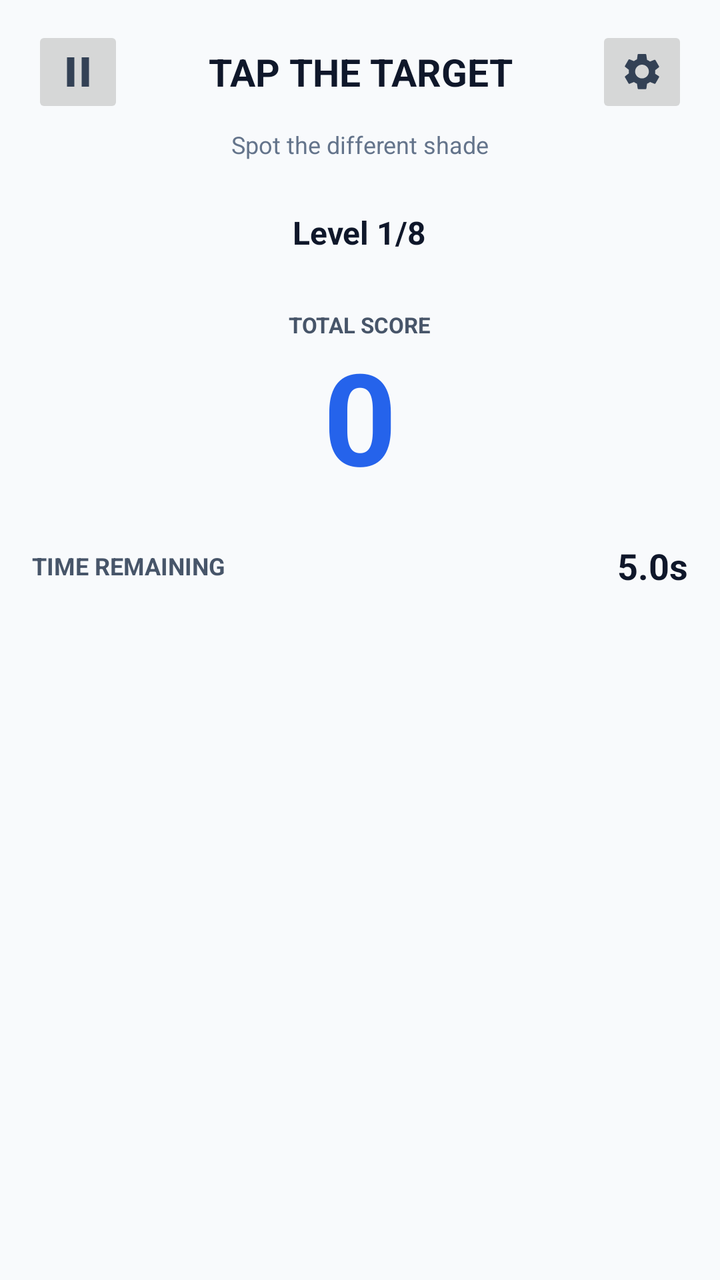
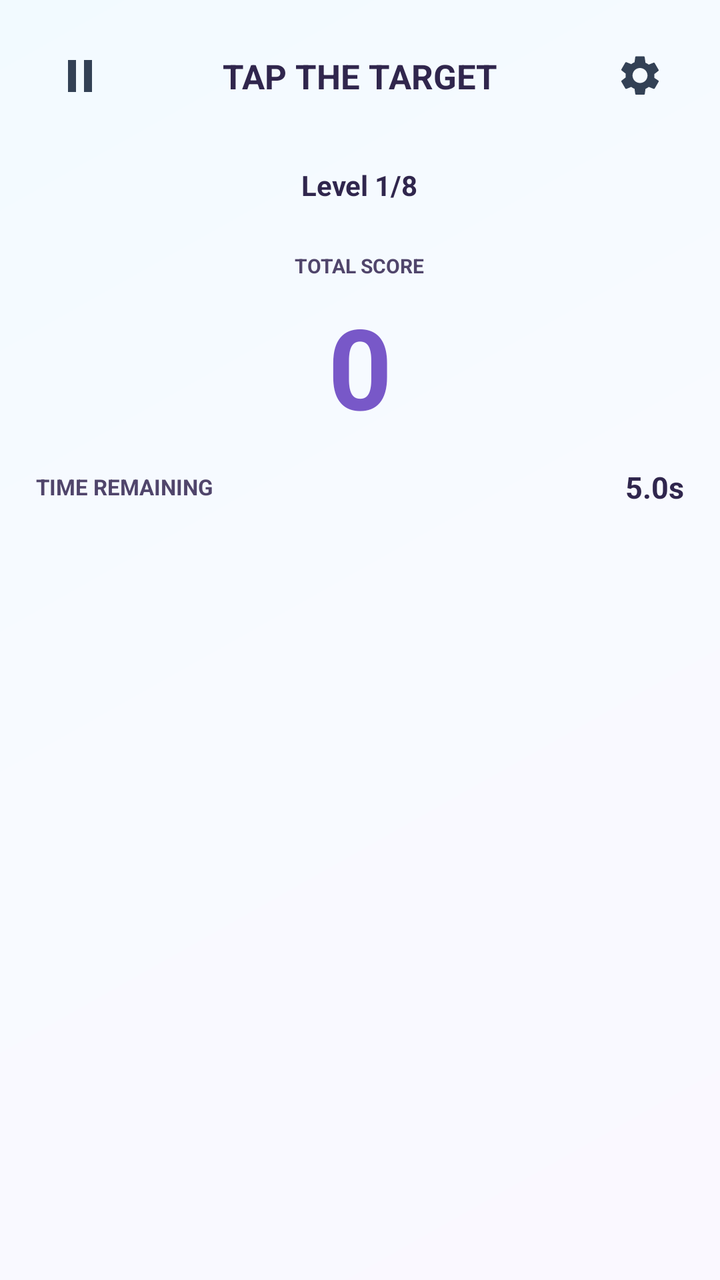

Screens rendered from an Android XML layout before and after an edit, with the pre-edit source and the edit as a unified diff.
<!-- AndroidManifest.xml: application theme Theme.P1Kang_Kah_Yi2302786 -->
<!-- res/layout/activity_main.xml -->
<?xml version="1.0" encoding="utf-8"?>
<FrameLayout xmlns:android="http://schemas.android.com/apk/res/android"
    android:layout_width="match_parent"
    android:layout_height="match_parent"
    android:background="#F8FAFC">

    <LinearLayout
        android:layout_width="match_parent"
        android:layout_height="match_parent"
        android:orientation="vertical"
        android:paddingLeft="16dp"
        android:paddingTop="12dp"
        android:paddingRight="16dp"
        android:paddingBottom="12dp">

        
        <LinearLayout
            android:layout_width="match_parent"
            android:layout_height="48dp"
            android:orientation="horizontal"
            android:gravity="center_vertical">

            <ImageButton
                android:id="@+id/pauseButton"
                android:layout_width="46dp"
                android:layout_height="46dp"
                android:contentDescription="Pause game"
                android:src="@drawable/ic_pause"
                android:scaleType="centerInside" />

            <TextView
                android:layout_width="0dp"
                android:layout_height="wrap_content"
                android:layout_weight="1"
                android:gravity="center"
                android:text="TAP THE TARGET"
                android:textColor="#0F172A"
                android:textSize="19sp"
                android:textStyle="bold" />

            <ImageButton
                android:id="@+id/settingsButton"
                android:layout_width="46dp"
                android:layout_height="46dp"
                android:contentDescription="Game settings"
                android:src="@drawable/ic_settings"
                android:scaleType="centerInside" />
        </LinearLayout>

        <TextView
            android:layout_width="match_parent"
            android:layout_height="wrap_content"
            android:layout_marginTop="4dp"
            android:gravity="center"
            android:text="Spot the different shade"
            android:textColor="#64748B"
            android:textSize="12sp" />

        
        <TextView
            android:id="@+id/levelText"
            android:layout_width="wrap_content"
            android:layout_height="wrap_content"
            android:layout_gravity="center_horizontal"
            android:layout_marginTop="18dp"
            android:paddingLeft="20dp"
            android:paddingTop="7dp"
            android:paddingRight="20dp"
            android:paddingBottom="7dp"
            android:gravity="center"
            android:text="Level 1/8"
            android:textColor="#0F172A"
            android:textSize="16sp"
            android:textStyle="bold" />

        
        <TextView
            android:id="@+id/scoreLabel"
            android:layout_width="wrap_content"
            android:layout_height="wrap_content"
            android:layout_gravity="center_horizontal"
            android:layout_marginTop="17dp"
            android:paddingLeft="12dp"
            android:paddingTop="4dp"
            android:paddingRight="12dp"
            android:paddingBottom="4dp"
            android:gravity="center"
            android:text="TOTAL SCORE"
            android:textColor="#475569"
            android:textSize="11sp"
            android:textStyle="bold" />

        <TextView
            android:id="@+id/scoreText"
            android:layout_width="match_parent"
            android:layout_height="wrap_content"
            android:gravity="center"
            android:includeFontPadding="false"
            android:text="0"
            android:textColor="#2563EB"
            android:textSize="64sp"
            android:textStyle="bold" />

        
        <LinearLayout
            android:layout_width="match_parent"
            android:layout_height="wrap_content"
            android:layout_marginTop="22dp"
            android:gravity="center_vertical"
            android:orientation="horizontal">

            <TextView
                android:layout_width="0dp"
                android:layout_height="wrap_content"
                android:layout_weight="1"
                android:text="TIME REMAINING"
                android:textColor="#475569"
                android:textSize="12sp"
                android:textStyle="bold" />

            <TextView
                android:id="@+id/timerText"
                android:layout_width="wrap_content"
                android:layout_height="wrap_content"
                android:text="5.0s"
                android:textColor="#0F172A"
                android:textSize="18sp"
                android:textStyle="bold" />
        </LinearLayout>

        <FrameLayout
            android:id="@+id/timerTrack"
            android:layout_width="match_parent"
            android:layout_height="12dp"
            android:layout_marginTop="8dp">

            <View
                android:id="@+id/timerFill"
                android:layout_width="match_parent"
                android:layout_height="match_parent" />
        </FrameLayout>

        
        
        <FrameLayout
            android:id="@+id/boardContainer"
            android:layout_width="match_parent"
            android:layout_height="0dp"
            android:layout_marginTop="16dp"
            android:layout_weight="1">

            <GridLayout
                android:id="@+id/gameGrid"
                android:layout_width="wrap_content"
                android:layout_height="wrap_content"
                android:layout_gravity="center"
                android:alignmentMode="alignMargins"
                android:useDefaultMargins="false" />
        </FrameLayout>
    </LinearLayout>

    
    
    <FrameLayout
        android:id="@+id/introOverlay"
        android:layout_width="match_parent"
        android:layout_height="match_parent"
        android:background="#99F8FAFC"
        android:visibility="gone"
        android:clickable="true"
        android:focusable="true">

        <LinearLayout
            android:layout_width="match_parent"
            android:layout_height="wrap_content"
            android:layout_gravity="center"
            android:gravity="center"
            android:orientation="vertical"
            android:padding="24dp">

            <TextView
                android:id="@+id/introTitle"
                android:layout_width="match_parent"
                android:layout_height="wrap_content"
                android:gravity="center"
                android:text="ARE YOU READY!"
                android:textColor="#0F172A"
                android:textSize="25sp"
                android:textStyle="bold" />

            <TextView
                android:id="@+id/introNumber"
                android:layout_width="match_parent"
                android:layout_height="150dp"
                android:gravity="center"
                android:text="READY"
                android:textColor="#2563EB"
                android:textSize="66sp"
                android:textStyle="bold" />

            <TextView
                android:id="@+id/introHint"
                android:layout_width="match_parent"
                android:layout_height="wrap_content"
                android:gravity="center"
                android:text="Find the tile with a different shade."
                android:textColor="#64748B"
                android:textSize="15sp" />
        </LinearLayout>
    </FrameLayout>
</FrameLayout>
<!-- resources referenced by this layout -->
<resources>
  <!-- drawable ic_pause (drawable) -->
  <?xml version="1.0" encoding="utf-8"?>
  <vector xmlns:android="http://schemas.android.com/apk/res/android"
      android:width="24dp"
      android:height="24dp"
      android:viewportWidth="24"
      android:viewportHeight="24">
      <path android:fillColor="#334155"
          android:pathData="M6,4h4v16H6zM14,4h4v16h-4z" />
  </vector>
  <!-- drawable ic_settings (drawable) -->
  <?xml version="1.0" encoding="utf-8"?>
  <vector xmlns:android="http://schemas.android.com/apk/res/android"
      android:width="24dp"
      android:height="24dp"
      android:viewportWidth="24"
      android:viewportHeight="24">
      <path android:fillColor="#334155"
          android:pathData="M19.14,12.94c0.04,-0.3 0.06,-0.61 0.06,-0.94s-0.02,-0.64 -0.07,-0.94l2.03,-1.58c0.18,-0.14 0.23,-0.4 0.12,-0.6l-1.92,-3.32c-0.12,-0.21 -0.37,-0.29 -0.59,-0.22l-2.39,0.96c-0.5,-0.38 -1.04,-0.7 -1.65,-0.94l-0.36,-2.54C14.34,2.34 14.13,2.16 13.9,2.16h-3.8c-0.23,0 -0.44,0.18 -0.48,0.42L9.26,5.12c-0.61,0.24 -1.16,0.56 -1.65,0.94l-2.39,-0.96c-0.22,-0.08 -0.47,0.01 -0.59,0.22L2.71,8.64c-0.12,0.2 -0.07,0.46 0.12,0.6l2.03,1.58C4.82,11.12 4.8,11.43 4.8,11.76s0.02,0.64 0.07,0.94l-2.03,1.58c-0.19,0.14 -0.24,0.4 -0.12,0.6l1.92,3.32c0.12,0.21 0.37,0.29 0.59,0.22l2.39,-0.96c0.5,0.38 1.04,0.7 1.65,0.94l0.36,2.54c0.04,0.24 0.25,0.42 0.48,0.42h3.8c0.23,0 0.44,-0.18 0.48,-0.42l0.36,-2.54c0.61,-0.24 1.16,-0.56 1.65,-0.94l2.39,0.96c0.22,0.08 0.47,-0.01 0.59,-0.22l1.92,-3.32c0.12,-0.2 0.07,-0.46 -0.12,-0.6zM12,15.5c-2.07,0 -3.75,-1.68 -3.75,-3.75S9.93,8 12,8s3.75,1.68 3.75,3.75S14.07,15.5 12,15.5z" />
  </vector>
  <style name="Theme.P1Kang_Kah_Yi2302786" parent="Base.Theme.P1Kang_Kah_Yi2302786" />
  <style name="Base.Theme.P1Kang_Kah_Yi2302786" parent="Theme.Material3.DayNight.NoActionBar">
          
          
      </style>
</resources>

<!-- the commit's change to res/layout/activity_main.xml (unified diff, before → after) -->
@@ -2,31 +2,31 @@
 <FrameLayout xmlns:android="http://schemas.android.com/apk/res/android"
     android:layout_width="match_parent"
     android:layout_height="match_parent"
-    android:background="#F8FAFC">
+    android:background="@drawable/bg_game_gradient">
 
+    
     <LinearLayout
         android:layout_width="match_parent"
         android:layout_height="match_parent"
         android:orientation="vertical"
-        android:paddingLeft="16dp"
+        android:paddingStart="18dp"
+        android:paddingEnd="18dp"
         android:paddingTop="12dp"
-        android:paddingRight="16dp"
-        android:paddingBottom="12dp">
+        android:paddingBottom="14dp">
 
-        
         <LinearLayout
             android:layout_width="match_parent"
-            android:layout_height="48dp"
+            android:layout_height="52dp"
             android:orientation="horizontal"
             android:gravity="center_vertical">
 
             <ImageButton
                 android:id="@+id/pauseButton"
-                android:layout_width="46dp"
-                android:layout_height="46dp"
+                android:layout_width="44dp"
+                android:layout_height="44dp"
+                android:src="@drawable/ic_pause"
                 android:contentDescription="Pause game"
-                android:src="@drawable/ic_pause"
-                android:scaleType="centerInside" />
+                android:background="@android:color/transparent" />
 
             <TextView
                 android:layout_width="0dp"
@@ -34,27 +34,18 @@
                 android:layout_weight="1"
                 android:gravity="center"
                 android:text="TAP THE TARGET"
-                android:textColor="#0F172A"
-                android:textSize="19sp"
-                android:textStyle="bold" />
+                android:textSize="17sp"
+                android:textStyle="bold"
+                android:textColor="#30264D" />
 
             <ImageButton
                 android:id="@+id/settingsButton"
-                android:layout_width="46dp"
-                android:layout_height="46dp"
+                android:layout_width="44dp"
+                android:layout_height="44dp"
+                android:src="@drawable/ic_settings"
                 android:contentDescription="Game settings"
-                android:src="@drawable/ic_settings"
-                android:scaleType="centerInside" />
+                android:background="@android:color/transparent" />
         </LinearLayout>
-
-        <TextView
-            android:layout_width="match_parent"
-            android:layout_height="wrap_content"
-            android:layout_marginTop="4dp"
-            android:gravity="center"
-            android:text="Spot the different shade"
-            android:textColor="#64748B"
-            android:textSize="12sp" />
 
         
         <TextView
@@ -62,77 +53,73 @@
             android:layout_width="wrap_content"
             android:layout_height="wrap_content"
             android:layout_gravity="center_horizontal"
-            android:layout_marginTop="18dp"
-            android:paddingLeft="20dp"
+            android:layout_marginTop="12dp"
+            android:paddingStart="19dp"
+            android:paddingEnd="19dp"
             android:paddingTop="7dp"
-            android:paddingRight="20dp"
             android:paddingBottom="7dp"
-            android:gravity="center"
             android:text="Level 1/8"
-            android:textColor="#0F172A"
-            android:textSize="16sp"
-            android:textStyle="bold" />
+            android:textSize="14sp"
+            android:textStyle="bold"
+            android:textColor="#30264D" />
 
-        
         <TextView
             android:id="@+id/scoreLabel"
             android:layout_width="wrap_content"
             android:layout_height="wrap_content"
             android:layout_gravity="center_horizontal"
-            android:layout_marginTop="17dp"
-            android:paddingLeft="12dp"
-            android:paddingTop="4dp"
-            android:paddingRight="12dp"
-            android:paddingBottom="4dp"
-            android:gravity="center"
+            android:layout_marginTop="12dp"
+            android:paddingStart="13dp"
+            android:paddingEnd="13dp"
+            android:paddingTop="5dp"
+            android:paddingBottom="5dp"
             android:text="TOTAL SCORE"
-            android:textColor="#475569"
-            android:textSize="11sp"
-            android:textStyle="bold" />
+            android:textSize="10sp"
+            android:textStyle="bold"
+            android:textColor="#50456B" />
 
         <TextView
             android:id="@+id/scoreText"
             android:layout_width="match_parent"
             android:layout_height="wrap_content"
+            android:layout_marginTop="1dp"
             android:gravity="center"
-            android:includeFontPadding="false"
             android:text="0"
-            android:textColor="#2563EB"
-            android:textSize="64sp"
-            android:textStyle="bold" />
+            android:textSize="56sp"
+            android:textStyle="bold"
+            android:textColor="#7858C8" />
 
-        
         <LinearLayout
             android:layout_width="match_parent"
             android:layout_height="wrap_content"
-            android:layout_marginTop="22dp"
-            android:gravity="center_vertical"
-            android:orientation="horizontal">
+            android:layout_marginTop="13dp"
+            android:orientation="horizontal"
+            android:gravity="center_vertical">
 
             <TextView
                 android:layout_width="0dp"
                 android:layout_height="wrap_content"
                 android:layout_weight="1"
                 android:text="TIME REMAINING"
-                android:textColor="#475569"
-                android:textSize="12sp"
-                android:textStyle="bold" />
+                android:textSize="11sp"
+                android:textStyle="bold"
+                android:textColor="#50456B" />
 
             <TextView
                 android:id="@+id/timerText"
                 android:layout_width="wrap_content"
                 android:layout_height="wrap_content"
                 android:text="5.0s"
-                android:textColor="#0F172A"
-                android:textSize="18sp"
-                android:textStyle="bold" />
+                android:textSize="15sp"
+                android:textStyle="bold"
+                android:textColor="#30264D" />
         </LinearLayout>
 
         <FrameLayout
             android:id="@+id/timerTrack"
             android:layout_width="match_parent"
-            android:layout_height="12dp"
-            android:layout_marginTop="8dp">
+            android:layout_height="11dp"
+            android:layout_marginTop="9dp">
 
             <View
                 android:id="@+id/timerFill"
@@ -141,13 +128,13 @@
         </FrameLayout>
 
         
-        
         <FrameLayout
             android:id="@+id/boardContainer"
             android:layout_width="match_parent"
             android:layout_height="0dp"
-            android:layout_marginTop="16dp"
-            android:layout_weight="1">
+            android:layout_weight="1"
+            android:layout_marginTop="8dp"
+            android:background="@android:color/transparent">
 
             <GridLayout
                 android:id="@+id/gameGrid"
@@ -160,23 +147,22 @@
     </LinearLayout>
 
     
-    
     <FrameLayout
         android:id="@+id/introOverlay"
         android:layout_width="match_parent"
         android:layout_height="match_parent"
-        android:background="#99F8FAFC"
-        android:visibility="gone"
+        android:background="#A6F8F6FF"
         android:clickable="true"
-        android:focusable="true">
+        android:focusable="true"
+        android:visibility="gone">
 
         <LinearLayout
             android:layout_width="match_parent"
             android:layout_height="wrap_content"
             android:layout_gravity="center"
+            android:orientation="vertical"
             android:gravity="center"
-            android:orientation="vertical"
-            android:padding="24dp">
+            android:padding="20dp">
 
             <TextView
                 android:id="@+id/introTitle"
@@ -184,28 +170,30 @@
                 android:layout_height="wrap_content"
                 android:gravity="center"
                 android:text="ARE YOU READY!"
-                android:textColor="#0F172A"
-                android:textSize="25sp"
-                android:textStyle="bold" />
+                android:textStyle="bold"
+                android:textSize="23sp"
+                android:textColor="#30264D" />
 
             <TextView
                 android:id="@+id/introNumber"
                 android:layout_width="match_parent"
-                android:layout_height="150dp"
+                android:layout_height="wrap_content"
                 android:gravity="center"
+                android:layout_marginTop="8dp"
                 android:text="READY"
-                android:textColor="#2563EB"
-                android:textSize="66sp"
-                android:textStyle="bold" />
+                android:textStyle="bold"
+                android:textSize="76sp"
+                android:textColor="#7858C8" />
 
             <TextView
                 android:id="@+id/introHint"
                 android:layout_width="match_parent"
                 android:layout_height="wrap_content"
                 android:gravity="center"
-                android:text="Find the tile with a different shade."
-                android:textColor="#64748B"
-                android:textSize="15sp" />
+                android:layout_marginTop="6dp"
+                android:text="Focus on the colors"
+                android:textSize="13sp"
+                android:textColor="#716A8E" />
         </LinearLayout>
     </FrameLayout>
 </FrameLayout>
<!-- resource entries referenced after the edit -->
@@ -1,5 +1,16 @@
 <!-- resources referenced by this layout -->
 <resources>
+  <!-- drawable bg_game_gradient (drawable) -->
+  <?xml version="1.0" encoding="utf-8"?>
+  <shape xmlns:android="http://schemas.android.com/apk/res/android"
+      android:shape="rectangle">
+      <gradient
+          android:angle="135"
+          android:startColor="#FAF8FF"
+          android:centerColor="#F8FAFF"
+          android:endColor="#F2FAFF"
+          android:type="linear" />
+  </shape>
   <!-- drawable ic_pause (drawable) -->
   <?xml version="1.0" encoding="utf-8"?>
   <vector xmlns:android="http://schemas.android.com/apk/res/android"
